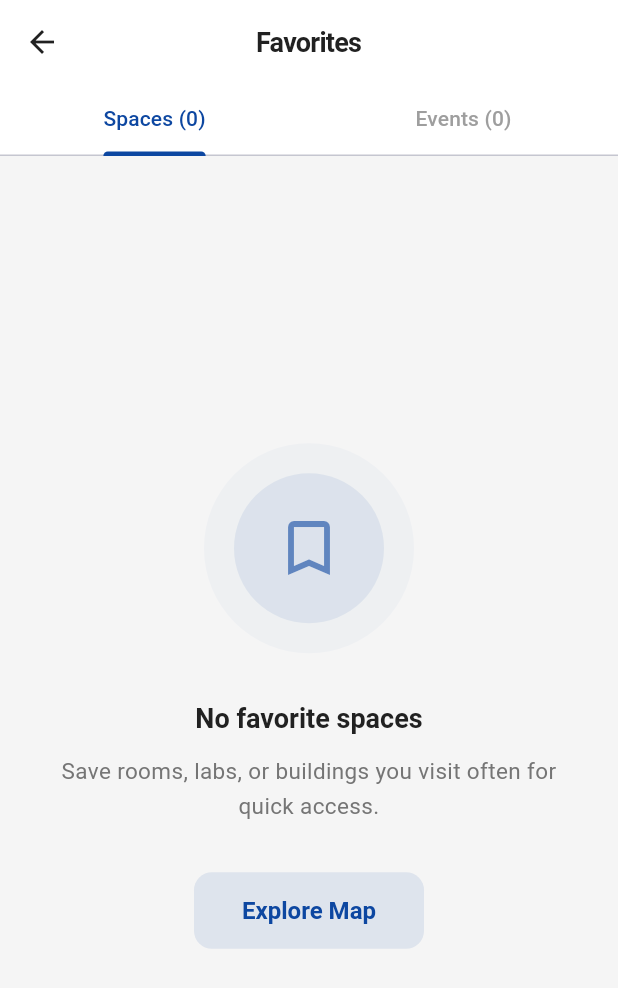
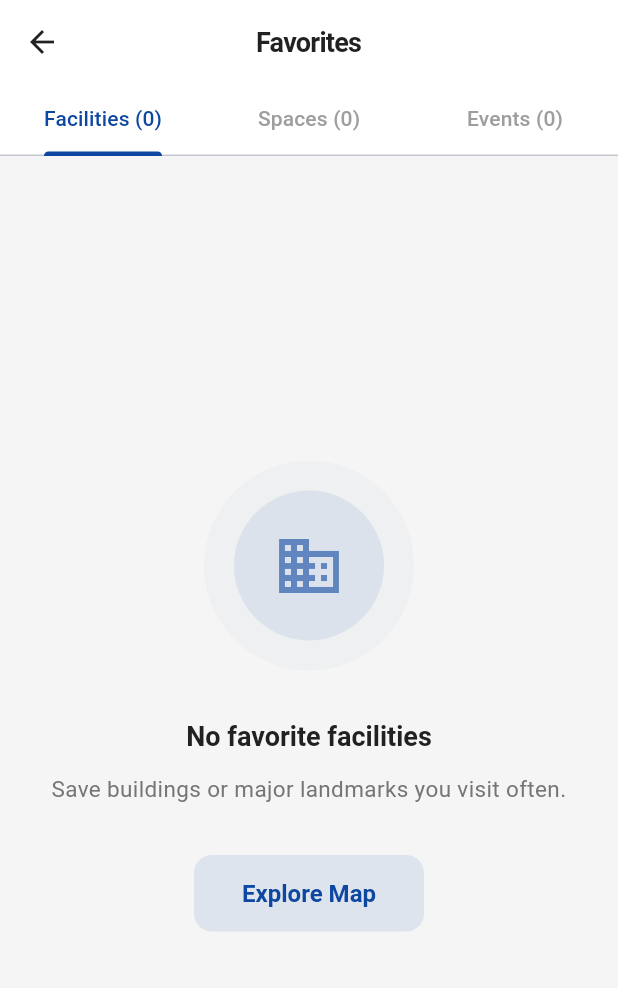
Before and after one commit to Ethanolbicarbonate/westigov2, a Flutter app: the FavoritesScreen screen opened directly, after a tap on "Explore Map", on a phone screen of 412 x 824 dp. Shown: the top 988 px of the screen. Run offline on Flutter 3.47's test engine with Material 3 defaults, Android fonts, the phone set to English and light mode, and no system bars; our stand-ins replace flutter_map, flutter_riverpod, flutter_svg, image_picker, latlong2, supabase_flutter; missing offline and left inert: string_similarity; accounts and stored records are empty.

Commit message:
Add favorite facilities support to favorites screen
Introduces facility favorites alongside spaces and events. Adds provider, service method, UI tab, and card widget for managing and displaying favorite facilities. Updates dependencies to include shared_preferences.

```diff
--- a/lib/providers/favorite_provider.dart
+++ b/lib/providers/favorite_provider.dart
@@ -4,6 +4,7 @@ import 'package:westigo/providers/auth_provider.dart';
 import 'package:westigo/services/favorite_service.dart';
 import 'package:westigo/models/space.dart';
 import 'package:westigo/models/event.dart';
+import 'package:westigo/models/facility.dart'; // Import Facility
 
 // Service Provider
 final favoriteServiceProvider = Provider<FavoriteService>((ref) {
@@ -24,6 +25,20 @@ final favoriteSpacesListProvider = FutureProvider<List<Space>>((ref) async {
 
   return await service.getFavoriteSpaces(userId);
 });
+
+// Added provider for Facilities
+final favoriteFacilitiesListProvider = FutureProvider<List<Facility>>((ref) async {
+  final service = ref.read(favoriteServiceProvider);
+  final authState = ref.read(authServiceProvider);
+  final userId = authState.currentUserId;
+
+  if (userId == null) return [];
+
+  ref.watch(userFavoritesProvider);
+
+  return await service.getFavoriteFacilities(userId);
+});
+
 
 // User Favorites List Provider
 // We use StateNotifier to optimistically update the UI (add/remove instantly)
--- a/lib/screens/favorites/favorites_screen.dart
+++ b/lib/screens/favorites/favorites_screen.dart
@@ -3,11 +3,13 @@ import 'package:flutter_riverpod/flutter_riverpod.dart';
 import 'package:westigo/utils/constants.dart';
 import 'package:westigo/providers/favorite_provider.dart';
 import 'package:westigo/widgets/favorite_space_card.dart';
+import 'package:westigo/widgets/favorite_facility_card.dart'; // Import this
 import 'package:westigo/screens/map/space_detail_screen.dart';
 import 'package:westigo/widgets/favorite_event_card.dart';
 import 'package:westigo/screens/events/event_detail_screen.dart';
 import 'package:westigo/providers/home_provider.dart';
-import 'package:westigo/widgets/empty_state_widget.dart'; // Import
+import 'package:westigo/widgets/empty_state_widget.dart';
+import 'package:westigo/screens/map/facility_detail_screen.dart'; // Import Facility Detail
 
 class FavoritesScreen extends ConsumerStatefulWidget {
   const FavoritesScreen({super.key});
@@ -23,7 +25,8 @@ class _FavoritesScreenState extends ConsumerState<FavoritesScreen>
   @override
   void initState() {
     super.initState();
-    _tabController = TabController(length: 2, vsync: this);
+    // Three tabs: Facilities, Spaces, and Events
+    _tabController = TabController(length: 3, vsync: this);
   }
 
   @override
@@ -48,12 +51,12 @@ class _FavoritesScreenState extends ConsumerState<FavoritesScreen>
           preferredSize: const Size.fromHeight(48),
           child: Consumer(
             builder: (context, ref, _) {
+              final facilitiesCount =
+                  ref.watch(favoriteFacilitiesListProvider).asData?.value.length ?? 0;
               final spacesCount =
-                  ref.watch(favoriteSpacesListProvider).asData?.value.length ??
-                      0;
+                  ref.watch(favoriteSpacesListProvider).asData?.value.length ?? 0;
               final eventsCount =
-                  ref.watch(favoriteEventsListProvider).asData?.value.length ??
-                      0;
+                  ref.watch(favoriteEventsListProvider).asData?.value.length ?? 0;
 
               return TabBar(
                 controller: _tabController,
@@ -61,6 +64,7 @@ class _FavoritesScreenState extends ConsumerState<FavoritesScreen>
                 unselectedLabelColor: Colors.grey,
                 indicatorColor: AppColors.primary,
                 tabs: [
+                  Tab(text: 'Facilities ($facilitiesCount)'),
                   Tab(text: 'Spaces ($spacesCount)'),
                   Tab(text: 'Events ($eventsCount)'),
                 ],
@@ -72,7 +76,56 @@ class _FavoritesScreenState extends ConsumerState<FavoritesScreen>
       body: TabBarView(
         controller: _tabController,
         children: [
-          // Spaces Tab
+          // 1. Facilities Tab
+          Consumer(
+            builder: (context, ref, _) {
+              final facilitiesAsync = ref.watch(favoriteFacilitiesListProvider);
+
+              return facilitiesAsync.when(
+                data: (facilities) {
+                  if (facilities.isEmpty) {
+                    return EmptyStateWidget(
+                      icon: Icons.business,
+                      title: 'No favorite facilities',
+                      subtitle: 'Save buildings or major landmarks you visit often.',
+                      actionLabel: 'Explore Map',
+                      onAction: () {
+                        ref.read(homeTabProvider.notifier).state = 0;
+                      },
+                    );
+                  }
+
+                  return RefreshIndicator(
+                    onRefresh: () =>
+                        ref.refresh(favoriteFacilitiesListProvider.future),
+                    child: ListView.builder(
+                      padding: const EdgeInsets.all(AppSizes.paddingM),
+                      itemCount: facilities.length,
+                      itemBuilder: (context, index) {
+                        final facility = facilities[index];
+                        return FavoriteFacilityCard(
+                          facility: facility,
+                          onTap: () {
+                            Navigator.push(
+                              context,
+                              MaterialPageRoute(
+                                builder: (context) =>
+                                    FacilityDetailScreen(facility: facility),
+                              ),
+                            );
+                          },
+                        );
+                      },
+                    ),
+                  );
+                },
+                loading: () => const Center(child: CircularProgressIndicator()),
+                error: (err, _) => Center(child: Text('Error: $err')),
+              );
+            },
+          ),
+
+          // 2. Spaces Tab
           Consumer(
             builder: (context, ref, _) {
               final spacesAsync = ref.watch(favoriteSpacesListProvider);
@@ -83,7 +136,7 @@ class _FavoritesScreenState extends ConsumerState<FavoritesScreen>
                     return EmptyStateWidget(
                       icon: Icons.bookmark_border,
                       title: 'No favorite spaces',
-                      subtitle: 'Save rooms, labs, or buildings you visit often for quick access.',
+                      subtitle: 'Save rooms, labs, or offices inside buildings for quick access.',
                       actionLabel: 'Explore Map',
                       onAction: () {
                         ref.read(homeTabProvider.notifier).state = 0;
@@ -120,7 +173,8 @@ class _FavoritesScreenState extends ConsumerState<FavoritesScreen>
               );
             },
           ),
-          // Events Tab
+
+          // 3. Events Tab
           Consumer(
             builder: (context, ref, _) {
               final eventsAsync = ref.watch(favoriteEventsListProvider);
--- a/lib/services/favorite_service.dart
+++ b/lib/services/favorite_service.dart
@@ -2,6 +2,7 @@ import 'package:supabase_flutter/supabase_flutter.dart';
 import 'package:westigo/models/favorite.dart';
 import 'package:westigo/models/space.dart';
 import 'package:westigo/models/event.dart';
+import 'package:westigo/models/facility.dart'; // Import Facility model
 
 class FavoriteService {
   final SupabaseClient _supabase;
@@ -68,7 +69,6 @@ class FavoriteService {
     if (ids.isEmpty) return [];
 
     // 2. Fetch events matching IDs
-    // Note: We might want location names too, but let's stick to basic fetch for consistency with list
     final eventsResponse =
         await _supabase.from('events').select().inFilter('id', ids);
 
@@ -76,4 +76,25 @@ class FavoriteService {
         .map((json) => Event.fromJson(json))
         .toList();
   }
+
+  // Added method for Facilities
+  Future<List<Facility>> getFavoriteFacilities(String userId) async {
+    final favResponse = await _supabase
+        .from('favorites')
+        .select('favoritable_id')
+        .eq('user_id', userId)
+        .eq('favoritable_type', 'facility');
+
+    final ids =
+        (favResponse as List).map((r) => r['favoritable_id'] as int).toList();
+
+    if (ids.isEmpty) return [];
+
+    final facilitiesResponse =
+        await _supabase.from('facilities').select().inFilter('id', ids);
+
+    return (facilitiesResponse as List)
+        .map((json) => Facility.fromJson(json))
+        .toList();
+  }
 }
--- a/pubspec.yaml
+++ b/pubspec.yaml
@@ -26,6 +26,8 @@ dependencies:
     sdk: flutter
 
   flutter_svg: ^2.2.3
+
+  shared_preferences: ^2.2.2
 
   # Backend & Auth
   supabase_flutter: ^2.3.0  # Handles Auth, Database, and Storage
```
Also changed, not shown: lib/widgets/favorite_facility_card.dart (added, +111 -0 lines).
